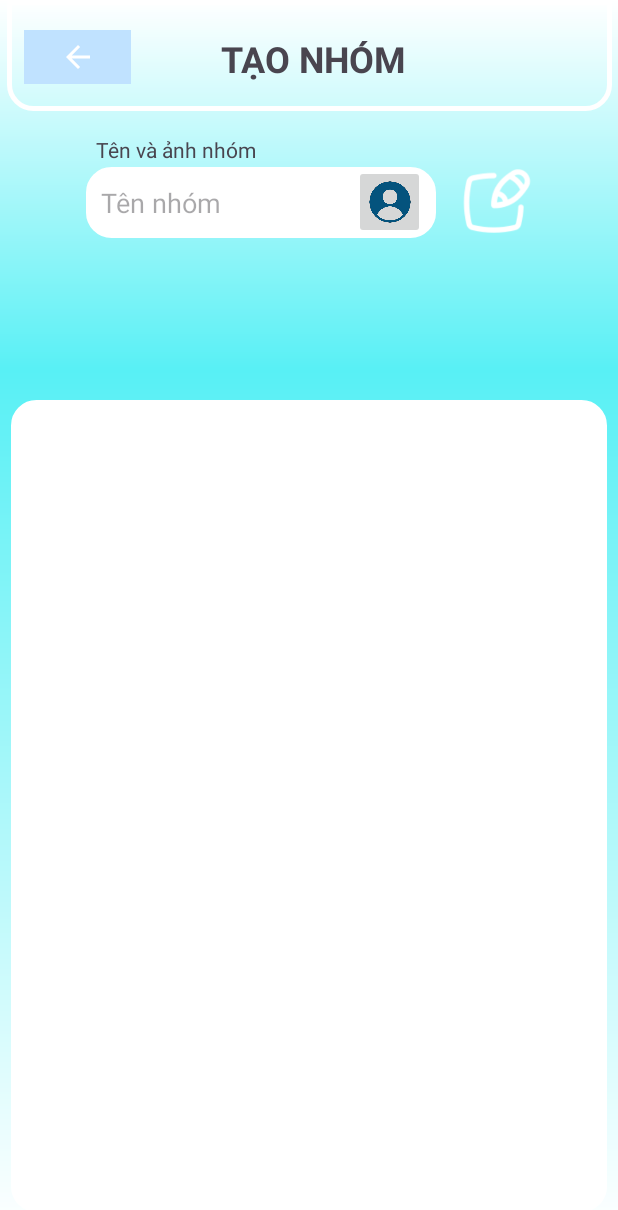
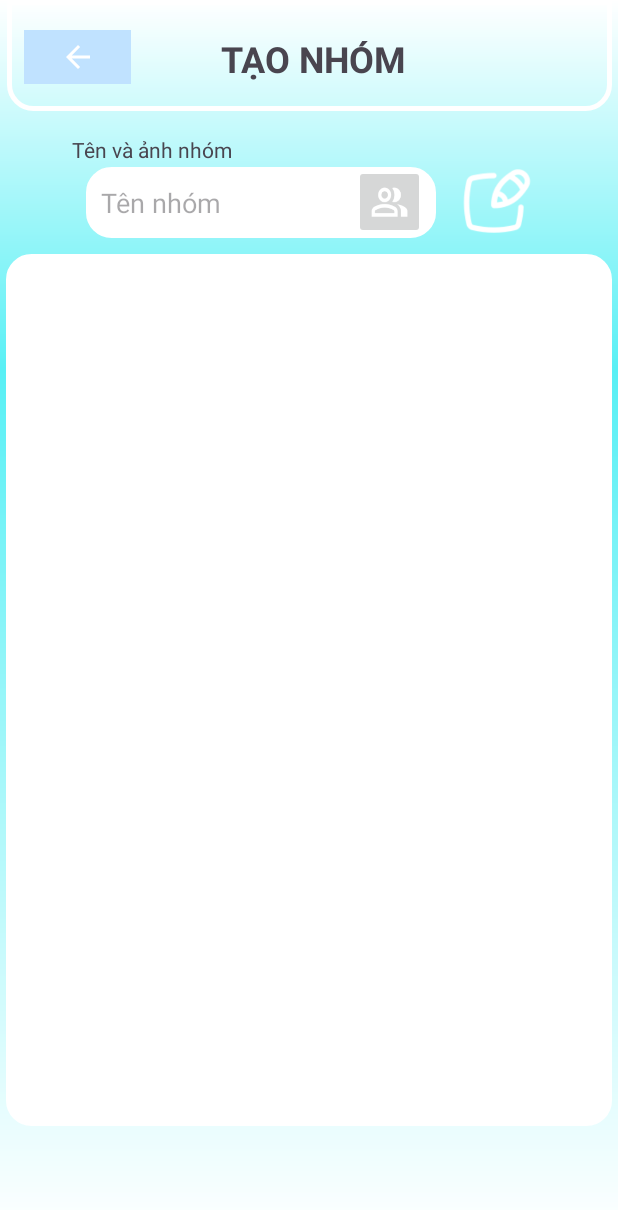
Before and after one commit to th41ng/ChatApp, an Android app: the groupChat screen opened directly, with no data from a screen before it, on a phone screen of 412 x 824 dp. Shown: the top 1210 px of the screen. Run offline under Robolectric (Android 15) with nearby library versions, the phone set to English and light mode, and no system bars; our stand-ins replace Firebase (no records; nobody signed in at launch, a user with empty details on screens opened directly); libraries missing offline, so code that uses them is left out: com.cloudinary.android; pictures from the network do not load; 1 statement that could not run was skipped.

Commit message:
Thang/17/12/ hoan hien xong ok cuoi

```diff
--- a/app/src/main/AndroidManifest.xml
+++ b/app/src/main/AndroidManifest.xml
@@ -22,7 +22,8 @@
             android:exported="false" />
         <activity
             android:name=".Chat.groupChat"
-            android:exported="false" />
+            android:exported="false"
+            android:windowSoftInputMode="adjustResize"/>
         <activity
             android:name=".ChatUser.SearchUser"
             android:exported="false" />
--- a/app/src/main/java/com/example/chatapp/Chat/InfoChat.java
+++ b/app/src/main/java/com/example/chatapp/Chat/InfoChat.java
@@ -37,8 +37,6 @@ public class InfoChat extends AppCompatActivity {
             Toast.makeText(this, "Chat room ID not found", Toast.LENGTH_SHORT).show();
             finish();
             return;
-        }else {
-            Toast.makeText(this, "Chat room ID:"+chatRoomId, Toast.LENGTH_SHORT).show();
         }
         // Khởi tạo Firebase reference cho tin nhắn
         messagesRef = FirebaseDatabase.getInstance().getReference("chatRooms").child(chatRoomId).child("messages");
--- a/app/src/main/java/com/example/chatapp/Chat/groupChat.java
+++ b/app/src/main/java/com/example/chatapp/Chat/groupChat.java
@@ -88,7 +88,7 @@ public class groupChat extends AppCompatActivity {
         if (groupAvt != null) {
             Glide.with(this)
                     .load(groupAvt)
-                    .placeholder(R.drawable.default_avatar)
+                    .placeholder(R.drawable.friend)
                     .into(groupAvt);
         } else {
             groupAvt.setImageResource(R.drawable.default_avatar);
--- a/app/src/main/java/com/example/chatapp/ChatUser/ChatUserMain.java
+++ b/app/src/main/java/com/example/chatapp/ChatUser/ChatUserMain.java
@@ -208,7 +208,7 @@ public class ChatUserMain extends AppCompatActivity  {
 
                             @Override
                             public void onFailure(String errorMessage) {
-                                showToast("Failed to get friend info: " + errorMessage);
+                                //showToast("Failed to get friend info: " + errorMessage);
                             }
                         });
 
@@ -271,7 +271,7 @@ public class ChatUserMain extends AppCompatActivity  {
     private boolean isMessageDuplicated(Message message) {
         for (Message m : messageList) {
             // Kiểm tra nếu tin nhắn có ID và nội dung giống nhau
-            if (m.getSenderId() != null &&
+            if (m.getSenderId() != null && m.getContent() !=null  &&
                     m.getSenderId().equals(message.getSenderId()) &&
                     m.getContent().equals(message.getContent()) &&
                     m.getTimestamp() == message.getTimestamp()) {  // So sánh timestamp bằng toán tử '=='
--- a/app/src/main/res/layout/chat_activity_group_chat.xml
+++ b/app/src/main/res/layout/chat_activity_group_chat.xml
@@ -87,23 +87,23 @@
 
     <com.google.android.material.appbar.MaterialToolbar
         android:id="@+id/materialToolbar7"
-        android:layout_width="397dp"
-        android:layout_height="541dp"
-        android:layout_marginBottom="16dp"
+        android:layout_width="404dp"
+        android:layout_height="581dp"
+        android:layout_marginTop="60dp"
         android:background="@drawable/border"
         android:minHeight="?attr/actionBarSize"
         android:theme="?attr/actionBarTheme"
-        app:layout_constraintBottom_toBottomOf="parent"
         app:layout_constraintEnd_toEndOf="parent"
-        app:layout_constraintStart_toStartOf="parent" />
+        app:layout_constraintStart_toStartOf="parent"
+        app:layout_constraintTop_toBottomOf="@+id/groupname" />
 
     <androidx.recyclerview.widget.RecyclerView
         android:id="@+id/all_fr"
         android:layout_width="397dp"
-        android:layout_height="637dp"
+        android:layout_height="572dp"
         app:layout_constraintBottom_toBottomOf="@+id/materialToolbar7"
         app:layout_constraintEnd_toEndOf="@+id/materialToolbar7"
-        app:layout_constraintHorizontal_bias="1.0"
+        app:layout_constraintHorizontal_bias="0.437"
         app:layout_constraintStart_toStartOf="@+id/materialToolbar7"
         app:layout_constraintTop_toTopOf="@+id/materialToolbar7"
         app:layout_constraintVertical_bias="0.0" />
@@ -112,7 +112,7 @@
         android:id="@+id/groupname"
         android:layout_width="wrap_content"
         android:layout_height="wrap_content"
-        android:layout_marginStart="64dp"
+        android:layout_marginStart="48dp"
         android:layout_marginTop="16dp"
         android:text="Tên và ảnh nhóm"
         app:layout_constraintStart_toStartOf="parent"
@@ -122,7 +122,7 @@
         android:id="@+id/groupAvt"
         android:layout_width="47dp"
         android:layout_height="49dp"
-        android:layout_marginStart="172dp"
+        android:layout_marginStart="188dp"
         android:layout_marginTop="36dp"
         android:scaleType="centerCrop"
         app:layout_constraintStart_toStartOf="@+id/groupname"
```
Also changed, not shown: app/src/main/java/com/example/chatapp/Chat/SearchResultsAdapter.java (+14 -1 lines), app/src/main/java/com/example/chatapp/Chat/searchInChat.java (+8 -3 lines), app/src/main/res/layout/chat_item_message.xml (+12 -11 lines).
